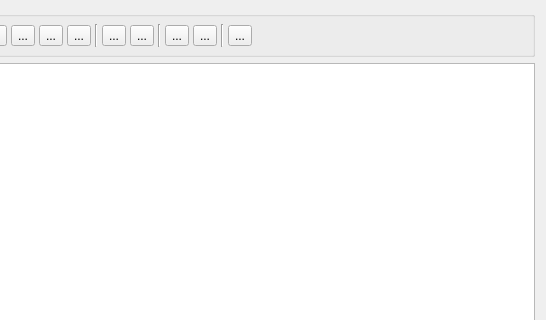
Zverinus/organizer, file Organizer/notepad.ui: the form before one commit; both pictures show x 274 to 820 and y 0 to 320 of the 820 by 500 pixel window.
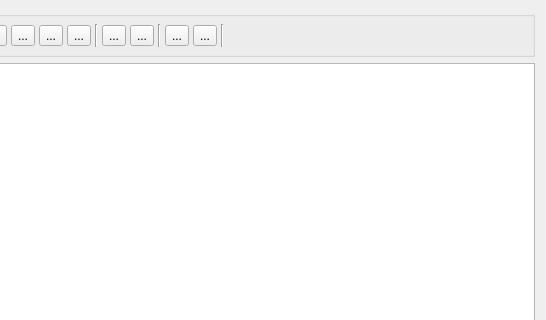
The form after the commit. Icons and pictures are not drawn.

Patch:
```diff
--- a/Organizer/notepad.ui
+++ b/Organizer/notepad.ui
@@ -317,23 +317,6 @@
         </property>
        </widget>
       </item>
-      <item>
-       <widget class="QToolButton" name="table">
-        <property name="text">
-         <string>...</string>
-        </property>
-        <property name="icon">
-         <iconset resource="images.qrc">
-          <normaloff>:/images/icons/tabledesign.png</normaloff>:/images/icons/tabledesign.png</iconset>
-        </property>
-        <property name="iconSize">
-         <size>
-          <width>20</width>
-          <height>20</height>
-         </size>
-        </property>
-       </widget>
-      </item>
       <item>
        <spacer name="horizontalSpacer">
         <property name="orientation">
```
